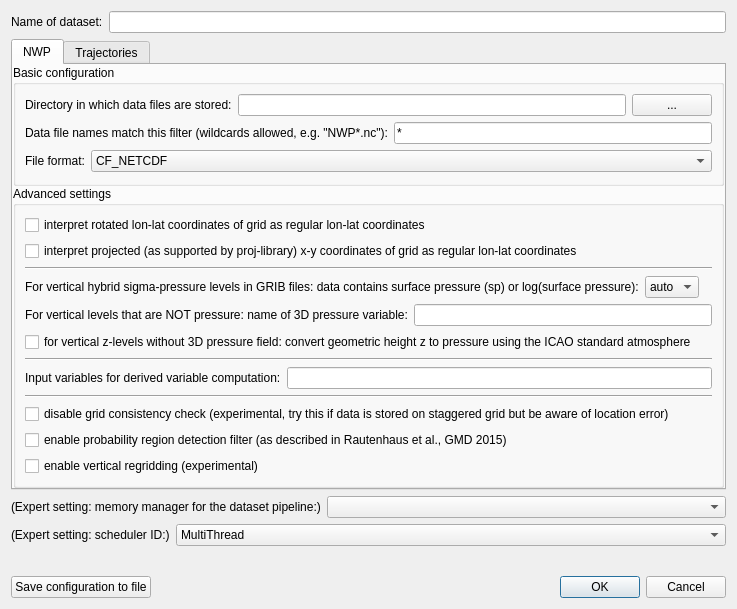
First picture: the form in src/gxfw/adddatasetdialog.ui, repository chrismile/met.3d, before the edit.
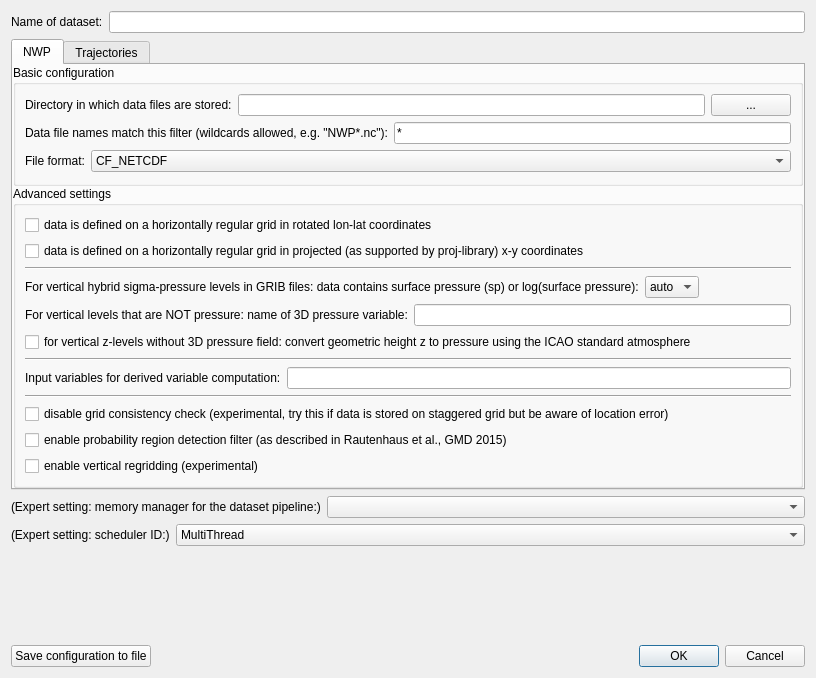
Second picture: the form after the edit.

```diff
--- a/src/gxfw/adddatasetdialog.ui
+++ b/src/gxfw/adddatasetdialog.ui
@@ -6,8 +6,8 @@
    <rect>
     <x>0</x>
     <y>0</y>
-    <width>737</width>
-    <height>609</height>
+    <width>816</width>
+    <height>678</height>
    </rect>
   </property>
   <property name="windowTitle">
@@ -169,14 +169,14 @@
           <item>
            <widget class="QCheckBox" name="treatRotatedAsRegularCheckBox">
             <property name="text">
-             <string>interpret rotated lon-lat coordinates of grid as regular lon-lat coordinates</string>
+             <string>data is defined on a horizontally regular grid in rotated lon-lat coordinates</string>
             </property>
            </widget>
           </item>
           <item>
            <widget class="QCheckBox" name="treatProjectedAsRegularLonLatCheckBox">
             <property name="text">
-             <string>interpret projected (as supported by proj-library) x-y coordinates of grid as regular lon-lat coordinates</string>
+             <string>data is defined on a horizontally regular grid in projected (as supported by proj-library) x-y coordinates</string>
             </property>
            </widget>
           </item>
```
Left out of the diff: 12 changed lines with no effect on the pictures.
